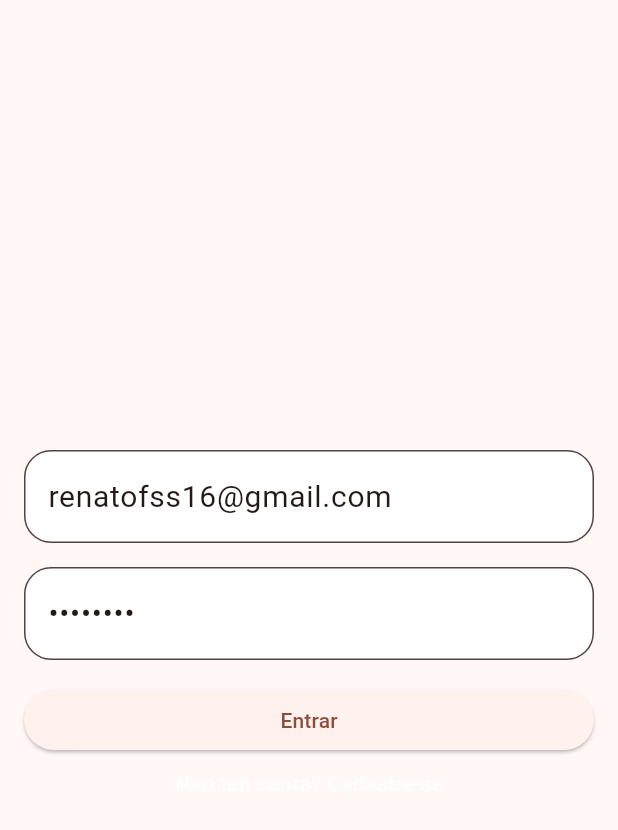
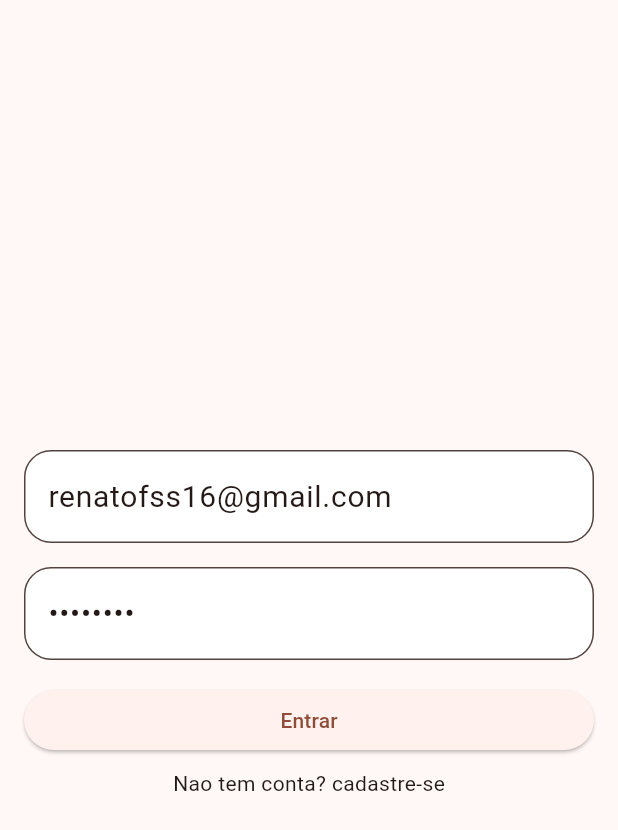
Before and after one commit to Renatofsds16/frota_mais, a Flutter app: the screen it shows after launch, after a tap on "Entrar", on a phone screen of 412 x 824 dp. Shown: the top 830 px of the screen. Run offline on Flutter 3.47's test engine with Material 3 defaults, Android fonts, the light colour scheme and no system bars; our stand-ins replace cloud_firestore, firebase_auth, firebase_core; accounts and stored records are empty; generated files the repository leaves out were written again; network calls fail.

Commit message:
configurando tela de login e cadastro

```diff
--- a/lib/main.dart
+++ b/lib/main.dart
@@ -1,14 +1,23 @@
 import 'package:flutter/material.dart';
-import 'package:frota_mais/pages/home.dart';
+import 'package:firebase_core/firebase_core.dart';
+import 'package:frota_mais/pages/login.dart';
+import 'package:frota_mais/rotas.dart';
+import 'firebase_options.dart';
 
-void main() {
+void main()async {
+  WidgetsFlutterBinding.ensureInitialized();
+  await Firebase.initializeApp(
+    options: DefaultFirebaseOptions.currentPlatform,
+  );
   runApp( MaterialApp(
     debugShowCheckedModeBanner: false,
+    initialRoute: '/',
+    onGenerateRoute: Rotas.gerarRotas,
     title: 'Frota +',
     theme: ThemeData(
       colorScheme: ColorScheme.fromSeed(seedColor: Colors.deepOrange),
       useMaterial3: true,
     ),
-    home: Home(),
+    home: Login(),
   ));
 }
--- a/lib/pages/home.dart
+++ b/lib/pages/home.dart
@@ -1,85 +1,17 @@
 import 'package:flutter/material.dart';
-/*import 'package:uber_flutter/model/usuario.dart';
-import 'package:firebase_auth/firebase_auth.dart';
-import 'package:cloud_firestore/cloud_firestore.dart';*/
-
 
 class Home extends StatelessWidget {
-
-   /*final FirebaseAuth _auth = FirebaseAuth.instance;
-   final FirebaseFirestore _db = FirebaseFirestore.instance;*/
-   final TextEditingController _controllerEmail = TextEditingController(text: 'renatofss16@gmail.com');
-   final TextEditingController _controllerSenha = TextEditingController(text: '12345678');
-   Home({super.key});
+  const Home({super.key});
 
   @override
   Widget build(BuildContext context) {
     return Scaffold(
-       body: Center(
-         child: SingleChildScrollView(
-           child: Column(
-             children: [
-               Padding(
-                 padding: const EdgeInsets.fromLTRB(16, 8, 16, 8),
-                 child: TextField(
-                   keyboardType: TextInputType.emailAddress,
-                   controller: _controllerEmail,
-                   style: const TextStyle(fontSize: 20),
-                   decoration: InputDecoration(
-                       hintText: 'E-mail',
-                       fillColor: Colors.white,
-                       filled: true,
-                       border: OutlineInputBorder(
-                           borderRadius: BorderRadius.circular(18))),
+      appBar: AppBar(
+        title: const Text('Home'),
       ),
-               ),
-               Padding(
-                 padding: const EdgeInsets.fromLTRB(16, 8, 16, 8),
-                 child: TextField(
-                   style: const TextStyle(fontSize: 20),
-                   controller: _controllerSenha,
-                   obscureText: true,
-                   decoration: InputDecoration(
-                       hintText: 'Digite sua senha',
-                       fillColor: Colors.white,
-                       filled: true,
-                       border: OutlineInputBorder(
-                           borderRadius: BorderRadius.circular(18))),
-                 ),
-               ),
-               Row(
-                 children: [
-                   Expanded(
-                     child: Padding(
-                       padding: const EdgeInsets.fromLTRB(16, 8, 16, 8),
-                       child: ElevatedButton(
-                         onPressed: () {},
-                         child: const Text('Entrar'),
-                       ),
-                     ),
-                   )
-                 ],
-               ),
-               Row(
-                 mainAxisAlignment: MainAxisAlignment.center,
-                 children: [
-                   GestureDetector(
-                       onTap: () {
-
-                         Navigator.pushNamed(context, '/cadastro');
-                       },
-                       child: const Text(
-                         'Nao ten conta? Cadastre-se',
-                         style: TextStyle(color: Colors.white),
-                       )),
-                 ],
-               ),
-
-             ],
-           ),
-         ),
+      body: const Center(
+        child: Text('teste'),
       ),
     );
   }
-
 }
--- /dev/null
+++ b/lib/pages/login.dart
@@ -0,0 +1,81 @@
+import 'package:flutter/material.dart';
+/*import 'package:uber_flutter/model/usuario.dart';
+import 'package:firebase_auth/firebase_auth.dart';
+import 'package:cloud_firestore/cloud_firestore.dart';*/
+
+
+class Login extends StatelessWidget {
+
+  /*final FirebaseAuth _auth = FirebaseAuth.instance;
+   final FirebaseFirestore _db = FirebaseFirestore.instance;*/
+  final TextEditingController _controllerEmail = TextEditingController(text: 'renatofss16@gmail.com');
+  final TextEditingController _controllerSenha = TextEditingController(text: '12345678');
+  Login({super.key});
+
+  @override
+  Widget build(BuildContext context) {
+    return Scaffold(
+      body: Center(
+        child: SingleChildScrollView(
+          child: Column(
+            children: [
+              Padding(
+                padding: const EdgeInsets.fromLTRB(16, 8, 16, 8),
+                child: TextField(
+                  keyboardType: TextInputType.emailAddress,
+                  controller: _controllerEmail,
+                  style: const TextStyle(fontSize: 20),
+                  decoration: InputDecoration(
+                      hintText: 'E-mail',
+                      fillColor: Colors.white,
+                      filled: true,
+                      border: OutlineInputBorder(
+                          borderRadius: BorderRadius.circular(18))),
+                ),
+              ),
+              Padding(
+                padding: const EdgeInsets.fromLTRB(16, 8, 16, 8),
+                child: TextField(
+                  style: const TextStyle(fontSize: 20),
+                  controller: _controllerSenha,
+                  obscureText: true,
+                  decoration: InputDecoration(
+                      hintText: 'Digite sua senha',
+                      fillColor: Colors.white,
+                      filled: true,
+                      border: OutlineInputBorder(
+                          borderRadius: BorderRadius.circular(18))),
+                ),
+              ),
+              Row(
+                children: [
+                  Expanded(
+                    child: Padding(
+                      padding: const EdgeInsets.fromLTRB(16, 8, 16, 8),
+                      child: ElevatedButton(
+                        onPressed: () {},
+                        child: const Text('Entrar'),
+                      ),
+                    ),
+                  )
+                ],
+              ),
+              GestureDetector(
+                onTap: (){
+                  _loginUser();
+                  Navigator.pushNamed(context, '/cadastro');
+                },
+                child: const Text('Nao tem conta? cadastre-se'),
+              )
+
+            ],
+          ),
+        ),
+      ),
+    );
+  }
+  _loginUser(){
+
+  }
+
+}
--- /dev/null
+++ b/lib/rotas.dart
@@ -0,0 +1,22 @@
+import 'package:flutter/material.dart';
+import 'package:frota_mais/pages/cadastro.dart';
+import 'package:frota_mais/pages/home.dart';
+import 'package:frota_mais/pages/login.dart';
+
+
+class Rotas{
+
+  static Route<dynamic> gerarRotas(RouteSettings settings){
+    switch(settings.name){
+      case '/':
+        return MaterialPageRoute(builder: (_)=> Login());
+      case '/login':
+        return MaterialPageRoute(builder: (_)=> Login());
+      case '/cadastro':
+        return MaterialPageRoute(builder: (_)=> const Cadastro());
+
+      default:
+        return MaterialPageRoute(builder: (_)=> const Home());
+    }
+  }
+}
--- a/pubspec.yaml
+++ b/pubspec.yaml
@@ -35,6 +35,10 @@ dependencies:
   # The following adds the Cupertino Icons font to your application.
   # Use with the CupertinoIcons class for iOS style icons.
   cupertino_icons: ^1.0.6
+  firebase_core: ^3.4.0
+  firebase_storage: ^12.2.0
+  firebase_auth: ^5.2.0
+  cloud_firestore: ^5.3.0
 
 dev_dependencies:
   flutter_test:
```
Also changed, not shown: lib/models/usuario.dart (+9 -1 lines), lib/pages/cadastro.dart (added, +155 -0 lines), pubspec.lock, 6 other files. Lines whose indentation alone changed are shown as unchanged.
